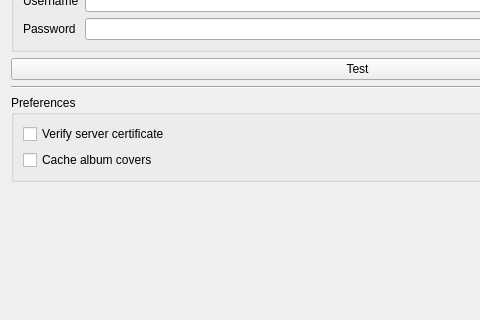
Qt form src/settings/subsonicsettingspage.ui (strawberrymusicplayer/strawberry) before a commit; both pictures show x 0 to 480 and y 154 to 474 of the 715 by 836 pixel window.
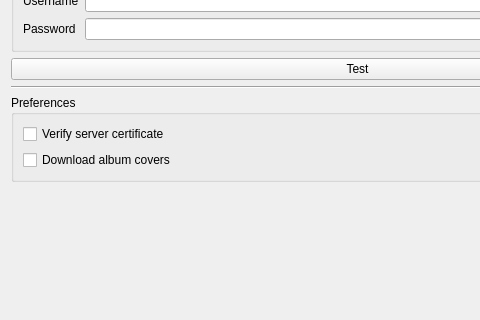
The same form after that commit. Icons and pictures are not drawn.

Commit message: Rename cache album covers to download album covers and only do it for favorite requests

What changed in the file:
```diff
--- a/src/settings/subsonicsettingspage.ui
+++ b/src/settings/subsonicsettingspage.ui
@@ -130,7 +130,7 @@
       <item row="1" column="0">
        <widget class="QCheckBox" name="checkbox_cache_album_covers">
         <property name="text">
-         <string>Cache album covers</string>
+         <string>Download album covers</string>
         </property>
        </widget>
       </item>
```
Left out of the diff: 2 changed lines with no effect on the pictures. The commit also changes 15 other files.
